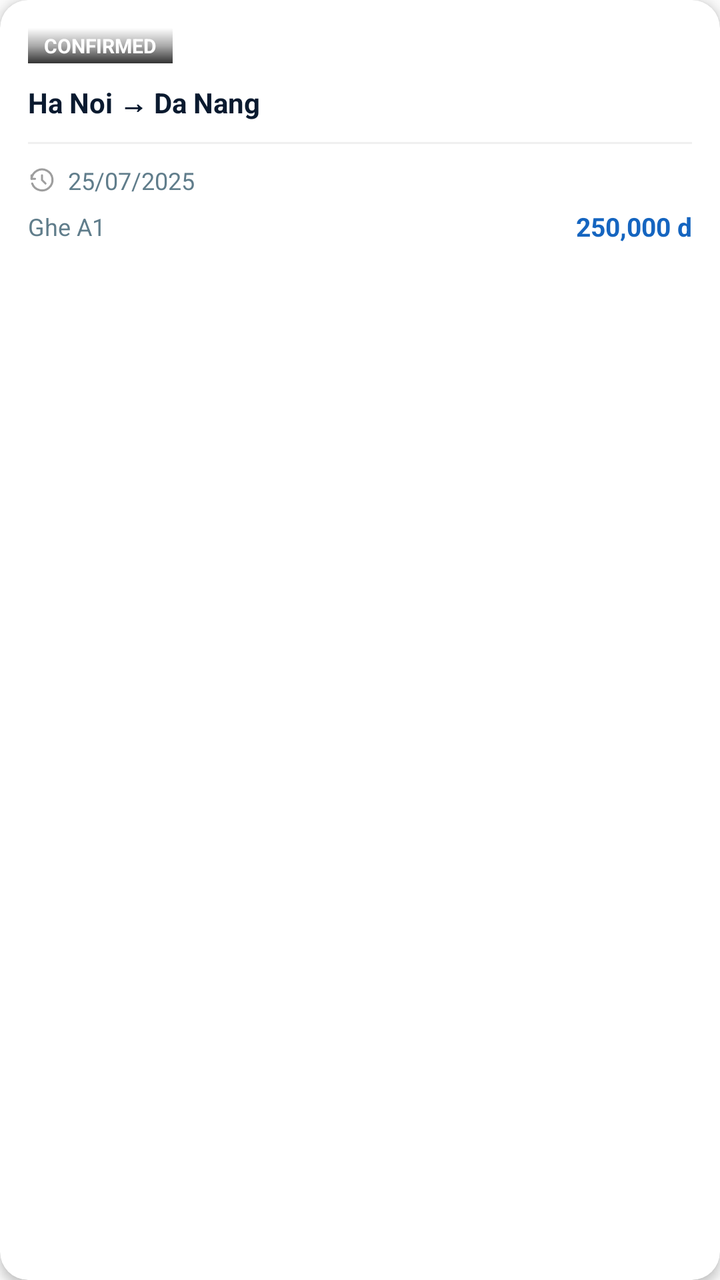
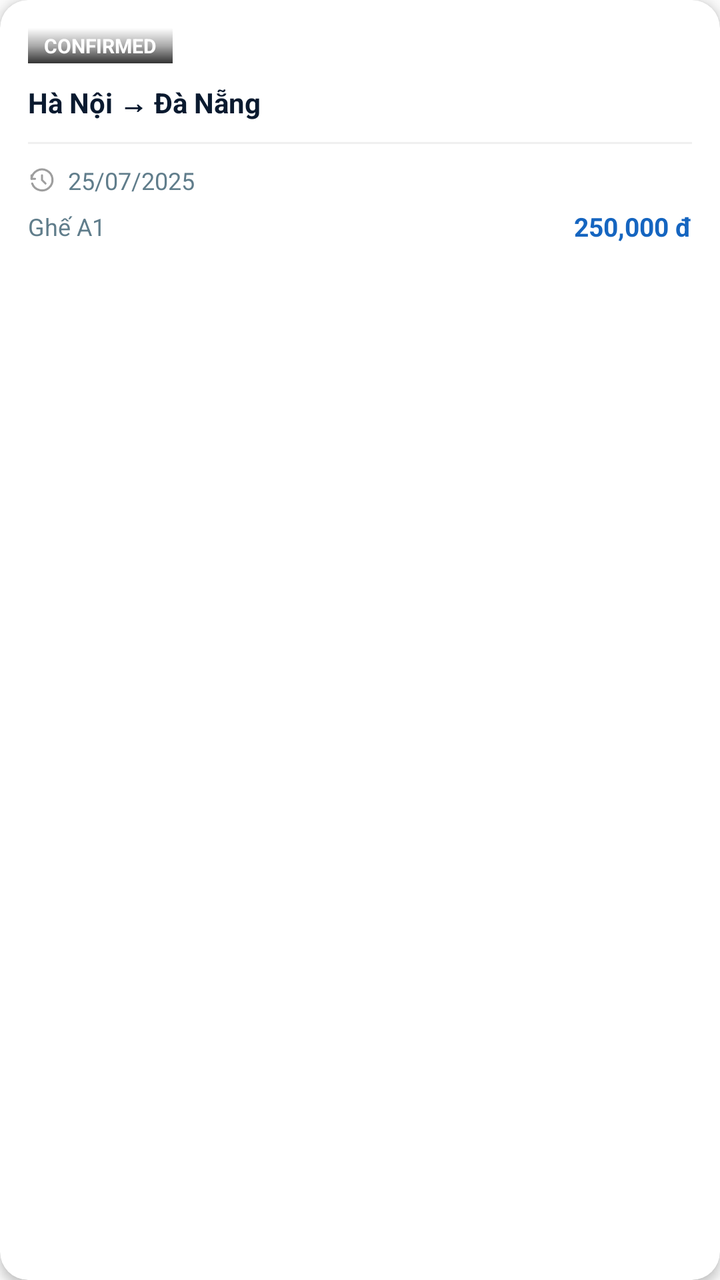

Screens rendered from an Android XML layout before and after an edit, with the pre-edit source and the edit as a unified diff.
<!-- AndroidManifest.xml: application theme Theme.BusBooking -->
<!-- res/layout/item_upcoming_trip.xml -->
<?xml version="1.0" encoding="utf-8"?>
<com.google.android.material.card.MaterialCardView
    xmlns:android="http://schemas.android.com/apk/res/android"
    xmlns:app="http://schemas.android.com/apk/res-auto"
    android:layout_width="240dp"
    android:layout_height="wrap_content"
    android:layout_marginEnd="12dp"
    app:cardCornerRadius="14dp"
    app:cardElevation="3dp"
    app:strokeWidth="0dp">

    <LinearLayout
        android:layout_width="match_parent"
        android:layout_height="wrap_content"
        android:orientation="vertical"
        android:padding="14dp">

        
        <TextView
            android:id="@+id/upcomingStatusText"
            android:layout_width="wrap_content"
            android:layout_height="wrap_content"
            android:background="@drawable/badge_confirmed"
            android:paddingStart="8dp"
            android:paddingTop="2dp"
            android:paddingEnd="8dp"
            android:paddingBottom="2dp"
            android:text="CONFIRMED"
            android:textColor="#FFFFFF"
            android:textSize="10sp"
            android:textStyle="bold" />

        
        <TextView
            android:id="@+id/upcomingRouteText"
            android:layout_width="match_parent"
            android:layout_height="wrap_content"
            android:layout_marginTop="10dp"
            android:text="Ha Noi → Da Nang"
            android:textColor="@color/text_primary"
            android:textSize="14sp"
            android:textStyle="bold"
            android:maxLines="1"
            android:ellipsize="end" />

        
        <View
            android:layout_width="match_parent"
            android:layout_height="1dp"
            android:layout_marginTop="10dp"
            android:layout_marginBottom="10dp"
            android:background="#F0F0F0" />

        
        <LinearLayout
            android:layout_width="match_parent"
            android:layout_height="wrap_content"
            android:orientation="horizontal"
            android:gravity="center_vertical">

            <ImageView
                android:layout_width="14dp"
                android:layout_height="14dp"
                android:src="@drawable/ic_history_selector"
                app:tint="@color/text_secondary" />

            <TextView
                android:id="@+id/upcomingDateText"
                android:layout_width="0dp"
                android:layout_height="wrap_content"
                android:layout_weight="1"
                android:layout_marginStart="6dp"
                android:text="25/07/2025"
                android:textColor="@color/text_secondary"
                android:textSize="12sp" />

        </LinearLayout>

        
        <LinearLayout
            android:layout_width="match_parent"
            android:layout_height="wrap_content"
            android:layout_marginTop="6dp"
            android:orientation="horizontal"
            android:gravity="center_vertical">

            <TextView
                android:id="@+id/upcomingSeatText"
                android:layout_width="0dp"
                android:layout_height="wrap_content"
                android:layout_weight="1"
                android:text="Ghe A1"
                android:textColor="@color/text_secondary"
                android:textSize="12sp" />

            <TextView
                android:id="@+id/upcomingPriceText"
                android:layout_width="wrap_content"
                android:layout_height="wrap_content"
                android:text="250,000 d"
                android:textColor="@color/blue_primary"
                android:textSize="13sp"
                android:textStyle="bold" />

        </LinearLayout>

    </LinearLayout>

</com.google.android.material.card.MaterialCardView>
<!-- resources referenced by this layout -->
<resources>
  <color name="blue_primary">#1565C0</color>
  <color name="text_primary">#0A1A2F</color>
  <color name="text_secondary">#607D8B</color>
  <!-- drawable badge_confirmed (drawable) -->
  <?xml version="1.0" encoding="utf-8"?>
  <shape xmlns:android="http://schemas.android.com/apk/res/android">
      <gradient
          android:angle="270"
          android:startColor="#00000000"
          android:centerColor="#55000000"
          android:endColor="#CC000000"
          android:type="linear" />
  </shape>
  <!-- drawable ic_history_selector (drawable) -->
  <?xml version="1.0" encoding="utf-8"?>
  <selector xmlns:android="http://schemas.android.com/apk/res/android">
      <item android:state_checked="true"  android:drawable="@drawable/ic_history_filled" />
      <item android:drawable="@drawable/ic_history_outline" />
  </selector>
  <style name="Theme.BusBooking" parent="Theme.MaterialComponents.Light.NoActionBar.Bridge">
          <item name="colorPrimary">@color/blue_primary</item>
          <item name="colorPrimaryDark">@color/blue_primary_dark</item>
          <item name="colorAccent">@color/blue_accent</item>
      </style>
  <!-- drawable ic_history_filled (drawable) -->
  <?xml version="1.0" encoding="utf-8"?>
  <vector xmlns:android="http://schemas.android.com/apk/res/android"
      android:width="24dp"
      android:height="24dp"
      android:viewportWidth="24"
      android:viewportHeight="24">
      <path
          android:fillColor="@color/icon_active"
          android:pathData="M13,3a9,9 0,0 0,-9 9H1l3.89,3.89 0.07,0.14L9,12H6a7,7 0,1 1,2.05 4.95L6.63,18.37A9,9 0,1 0,13 3zM12,8v5l4.28,2.54 0.72,-1.21 -3.5,-2.08V8H12z"/>
  </vector>
  <!-- drawable ic_history_outline (drawable) -->
  <?xml version="1.0" encoding="utf-8"?>
  <vector xmlns:android="http://schemas.android.com/apk/res/android"
      android:width="24dp"
      android:height="24dp"
      android:viewportWidth="24"
      android:viewportHeight="24">
      <path
          android:fillColor="#00000000"
          android:strokeColor="@color/icon_default"
          android:strokeWidth="1.8"
          android:strokeLineCap="round"
          android:pathData="M12,8v4l3,3"/>
      <path
          android:fillColor="#00000000"
          android:strokeColor="@color/icon_default"
          android:strokeWidth="1.8"
          android:strokeLineCap="round"
          android:pathData="M3.05,11a9,9 0,1 1,0.5 4"/>
      <path
          android:fillColor="#00000000"
          android:strokeColor="@color/icon_default"
          android:strokeWidth="1.8"
          android:strokeLineCap="round"
          android:strokeLineJoin="round"
          android:pathData="M3,8v3h3"/>
  </vector>
  <color name="blue_primary_dark">#0D47A1</color>
  <color name="blue_accent">#2196F3</color>
  <color name="icon_active">#1976D2</color>
  <color name="icon_default">#9E9E9E</color>
</resources>

<!-- the commit's change to res/layout/item_upcoming_trip.xml (unified diff, before → after) -->
@@ -36,7 +36,7 @@
             android:layout_width="match_parent"
             android:layout_height="wrap_content"
             android:layout_marginTop="10dp"
-            android:text="Ha Noi → Da Nang"
+            android:text="Hà Nội → Đà Nẵng"
             android:textColor="@color/text_primary"
             android:textSize="14sp"
             android:textStyle="bold"
@@ -89,7 +89,7 @@
                 android:layout_width="0dp"
                 android:layout_height="wrap_content"
                 android:layout_weight="1"
-                android:text="Ghe A1"
+                android:text="Ghế A1"
                 android:textColor="@color/text_secondary"
                 android:textSize="12sp" />
 
@@ -97,7 +97,7 @@
                 android:id="@+id/upcomingPriceText"
                 android:layout_width="wrap_content"
                 android:layout_height="wrap_content"
-                android:text="250,000 d"
+                android:text="250,000 đ"
                 android:textColor="@color/blue_primary"
                 android:textSize="13sp"
                 android:textStyle="bold" />
